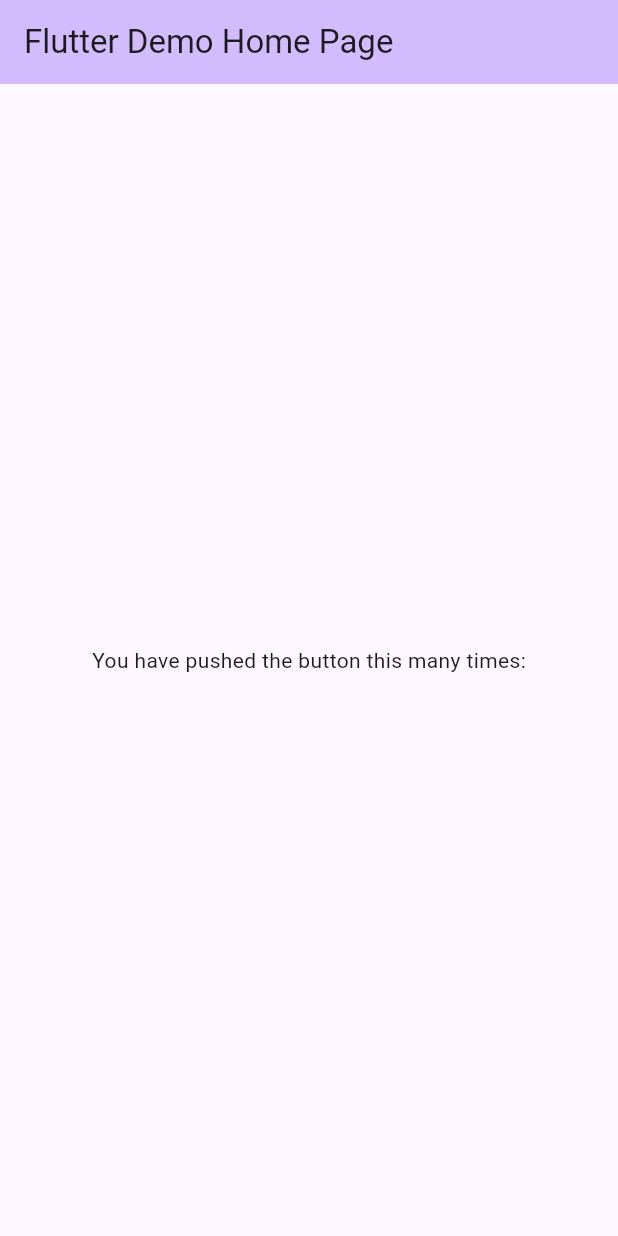
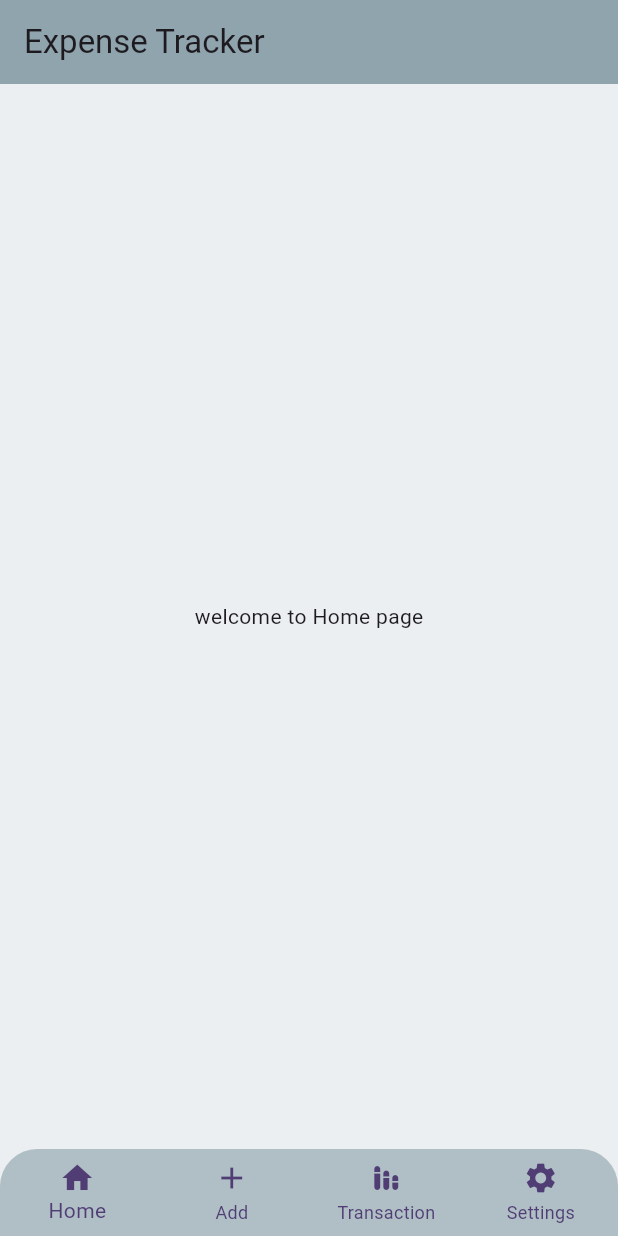
Before and after one commit to Emnet-tes/Expense-Tracker, a Flutter app: the screen it shows after launch, on a phone screen of 412 x 824 dp. Run offline on Flutter 3.47's test engine with Material 3 defaults, Android fonts, the phone set to English and light mode, and no system bars.

Commit message:
added bottom navigation

```diff
--- a/lib/main.dart
+++ b/lib/main.dart
@@ -1,3 +1,7 @@
+import 'package:expense_tracker/pages/Home_page.dart';
+import 'package:expense_tracker/pages/add_page.dart';
+import 'package:expense_tracker/pages/settings_page.dart';
+import 'package:expense_tracker/pages/transaction_page.dart';
 import 'package:flutter/material.dart';
 
 void main() {
@@ -10,11 +14,12 @@ class MyApp extends StatelessWidget {
   Widget build(BuildContext context) {
     return MaterialApp(
       title: 'Flutter Demo',
+      debugShowCheckedModeBanner: false,
       theme: ThemeData(
         colorScheme: ColorScheme.fromSeed(seedColor: Colors.deepPurple),
         useMaterial3: true,
       ),
-      home: const MyHomePage(title: 'Flutter Demo Home Page'),
+      home: const MyHomePage(title: 'Expense Tracker'),
     );
   }
 }
@@ -29,27 +34,55 @@ class MyHomePage extends StatefulWidget {
 }
 
 class _MyHomePageState extends State<MyHomePage> {
+  int _currentIndex = 0;
 
-
+  final List<Widget> _pages = [
+    const HomePage(),
+    const AddPage(),
+    const TransactionPage(),
+    const SettingsPage()
+  ];
 
   @override
   Widget build(BuildContext context) {
     return Scaffold(
+      backgroundColor: Colors.blueGrey[50],
       appBar: AppBar(
-        backgroundColor: Theme.of(context).colorScheme.inversePrimary,
+        backgroundColor: Colors.blueGrey[300],
         title: Text(widget.title),
       ),
-      body: Center(
-        child: Column(
-          mainAxisAlignment: MainAxisAlignment.center,
-          children: <Widget>[
-            const Text(
-              'You have pushed the button this many times:',
-            ),
-
+      bottomNavigationBar: ClipRRect(
+        borderRadius: BorderRadius.only(
+            topLeft: Radius.circular(25), topRight: Radius.circular(25)),
+        child: BottomNavigationBar(
+          type: BottomNavigationBarType.fixed,
+          backgroundColor: Colors.blueGrey[200],
+          currentIndex: _currentIndex,
+          selectedItemColor: Theme.of(context).colorScheme.onPrimaryContainer,
+          unselectedItemColor: Theme.of(context).colorScheme.onPrimaryContainer,
+          showSelectedLabels: true,
+          showUnselectedLabels: true,
+          elevation: 8,
+          onTap: (index) {
+            setState(() {
+              _currentIndex = index;
+            });
+          },
+          items: const [
+            BottomNavigationBarItem(icon: Icon(Icons.home), label: 'Home'),
+            BottomNavigationBarItem(icon: Icon(Icons.add), label: 'Add'),
+            BottomNavigationBarItem(
+                icon: Icon(Icons.stacked_bar_chart_rounded),
+                label: 'Transaction'),
+            BottomNavigationBarItem(
+                icon: Icon(Icons.settings), label: 'Settings'),
           ],
         ),
       ),
+      body: IndexedStack(
+        index: _currentIndex,
+        children: _pages
+      )
     );
   }
 }
--- /dev/null
+++ b/lib/pages/home_page.dart
@@ -0,0 +1,12 @@
+import 'package:flutter/material.dart';
+
+class HomePage extends StatelessWidget {
+  const HomePage({super.key});
+
+  @override
+  Widget build(BuildContext context) {
+    return Center(
+      child: Text('welcome to Home page'),
+    );
+  }
+}
```
Also changed, not shown: lib/pages/add_page.dart (added, +12 -0 lines), lib/pages/settings_page.dart (added, +12 -0 lines), lib/pages/transaction_page.dart (added, +12 -0 lines), 1 other file.
